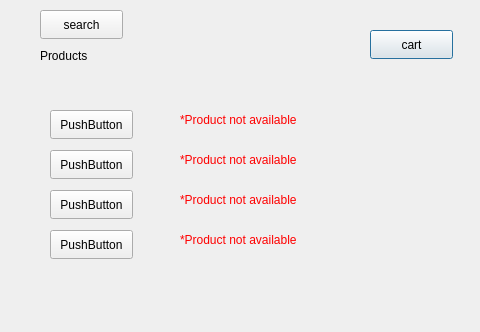
Above: products.ui from aishakandeell/cs2labproject before the change. Below: the same form after it.
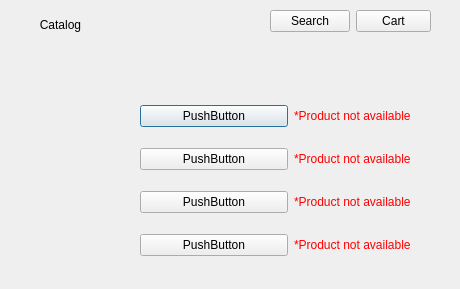
That is the form after the change.

The edit to the form file:
```diff
--- a/products.ui
+++ b/products.ui
@@ -6,8 +6,8 @@
    <rect>
     <x>0</x>
     <y>0</y>
-    <width>480</width>
-    <height>332</height>
+    <width>460</width>
+    <height>289</height>
    </rect>
   </property>
   <property name="windowTitle">
@@ -16,145 +16,109 @@
   <widget class="QLabel" name="label">
    <property name="geometry">
     <rect>
-     <x>40</x>
-     <y>40</y>
+     <x>10</x>
+     <y>10</y>
      <width>101</width>
      <height>31</height>
     </rect>
    </property>
    <property name="text">
-    <string>Products</string>
+    <string>&lt;html&gt;&lt;head/&gt;&lt;body&gt;&lt;p align=&quot;center&quot;&gt;Catalog&lt;/p&gt;&lt;/body&gt;&lt;/html&gt;</string>
    </property>
   </widget>
-  <widget class="QPushButton" name="gotocart">
+  <widget class="QWidget" name="">
    <property name="geometry">
     <rect>
-     <x>370</x>
-     <y>30</y>
-     <width>83</width>
-     <height>29</height>
+     <x>140</x>
+     <y>90</y>
+     <width>301</width>
+     <height>181</height>
     </rect>
    </property>
-   <property name="text">
-    <string>cart</string>
-   </property>
-  </widget>
+   <layout class="QGridLayout" name="gridLayout">
+    <item row="0" column="0">
   <widget class="QPushButton" name="product1">
-   <property name="geometry">
-    <rect>
-     <x>50</x>
-     <y>110</y>
-     <width>83</width>
-     <height>29</height>
-    </rect>
-   </property>
    <property name="text">
     <string>PushButton</string>
    </property>
   </widget>
-  <widget class="QPushButton" name="product2">
-   <property name="geometry">
-    <rect>
-     <x>50</x>
-     <y>150</y>
-     <width>83</width>
-     <height>29</height>
-    </rect>
-   </property>
-   <property name="text">
-    <string>PushButton</string>
-   </property>
-  </widget>
-  <widget class="QPushButton" name="product3">
-   <property name="geometry">
-    <rect>
-     <x>50</x>
-     <y>190</y>
-     <width>83</width>
-     <height>29</height>
-    </rect>
-   </property>
-   <property name="text">
-    <string>PushButton</string>
-   </property>
-  </widget>
-  <widget class="QPushButton" name="product4">
-   <property name="geometry">
-    <rect>
-     <x>50</x>
-     <y>230</y>
-     <width>83</width>
-     <height>29</height>
-    </rect>
-   </property>
-   <property name="text">
-    <string>PushButton</string>
-   </property>
-  </widget>
+    </item>
+    <item row="0" column="1">
   <widget class="QLabel" name="na1">
-   <property name="geometry">
-    <rect>
-     <x>180</x>
-     <y>110</y>
-     <width>161</width>
-     <height>21</height>
-    </rect>
-   </property>
    <property name="text">
     <string>&lt;html&gt;&lt;head/&gt;&lt;body&gt;&lt;p&gt;&lt;span style=&quot; color:#ff0000;&quot;&gt;*Product not available&lt;/span&gt;&lt;/p&gt;&lt;/body&gt;&lt;/html&gt;</string>
    </property>
   </widget>
+    </item>
+    <item row="1" column="0">
+     <widget class="QPushButton" name="product2">
+      <property name="text">
+       <string>PushButton</string>
+      </property>
+     </widget>
+    </item>
+    <item row="1" column="1">
   <widget class="QLabel" name="na2">
-   <property name="geometry">
-    <rect>
-     <x>180</x>
-     <y>150</y>
-     <width>161</width>
-     <height>21</height>
-    </rect>
-   </property>
    <property name="text">
     <string>&lt;html&gt;&lt;head/&gt;&lt;body&gt;&lt;p&gt;&lt;span style=&quot; color:#ff0000;&quot;&gt;*Product not available&lt;/span&gt;&lt;/p&gt;&lt;/body&gt;&lt;/html&gt;</string>
    </property>
   </widget>
+    </item>
+    <item row="2" column="0">
+     <widget class="QPushButton" name="product3">
+      <property name="text">
+       <string>PushButton</string>
+      </property>
+     </widget>
+    </item>
+    <item row="2" column="1">
   <widget class="QLabel" name="na3">
-   <property name="geometry">
-    <rect>
-     <x>180</x>
-     <y>190</y>
-     <width>161</width>
-     <height>21</height>
-    </rect>
-   </property>
    <property name="text">
     <string>&lt;html&gt;&lt;head/&gt;&lt;body&gt;&lt;p&gt;&lt;span style=&quot; color:#ff0000;&quot;&gt;*Product not available&lt;/span&gt;&lt;/p&gt;&lt;/body&gt;&lt;/html&gt;</string>
    </property>
   </widget>
+    </item>
+    <item row="3" column="0">
+     <widget class="QPushButton" name="product4">
+      <property name="text">
+       <string>PushButton</string>
+      </property>
+     </widget>
+    </item>
+    <item row="3" column="1">
   <widget class="QLabel" name="na4">
+      <property name="text">
+       <string>&lt;html&gt;&lt;head/&gt;&lt;body&gt;&lt;p&gt;&lt;span style=&quot; color:#ff0000;&quot;&gt;*Product not available&lt;/span&gt;&lt;/p&gt;&lt;/body&gt;&lt;/html&gt;</string>
+      </property>
+     </widget>
+    </item>
+   </layout>
+  </widget>
+  <widget class="QWidget" name="">
    <property name="geometry">
     <rect>
-     <x>180</x>
-     <y>230</y>
+     <x>270</x>
+     <y>10</y>
      <width>161</width>
-     <height>21</height>
+     <height>31</height>
     </rect>
    </property>
-   <property name="text">
-    <string>&lt;html&gt;&lt;head/&gt;&lt;body&gt;&lt;p&gt;&lt;span style=&quot; color:#ff0000;&quot;&gt;*Product not available&lt;/span&gt;&lt;/p&gt;&lt;/body&gt;&lt;/html&gt;</string>
-   </property>
-  </widget>
+   <layout class="QFormLayout" name="formLayout">
+    <item row="0" column="0">
   <widget class="QPushButton" name="searchbutton">
-   <property name="geometry">
-    <rect>
-     <x>40</x>
-     <y>10</y>
-     <width>83</width>
-     <height>29</height>
-    </rect>
-   </property>
+      <property name="text">
+       <string>Search</string>
+      </property>
+     </widget>
+    </item>
+    <item row="0" column="1">
+     <widget class="QPushButton" name="gotocart">
    <property name="text">
-    <string>search</string>
-   </property>
+       <string>Cart</string>
+      </property>
+     </widget>
+    </item>
+   </layout>
   </widget>
  </widget>
  <resources/>
```
Lines whose indentation alone changed are shown as unchanged.
